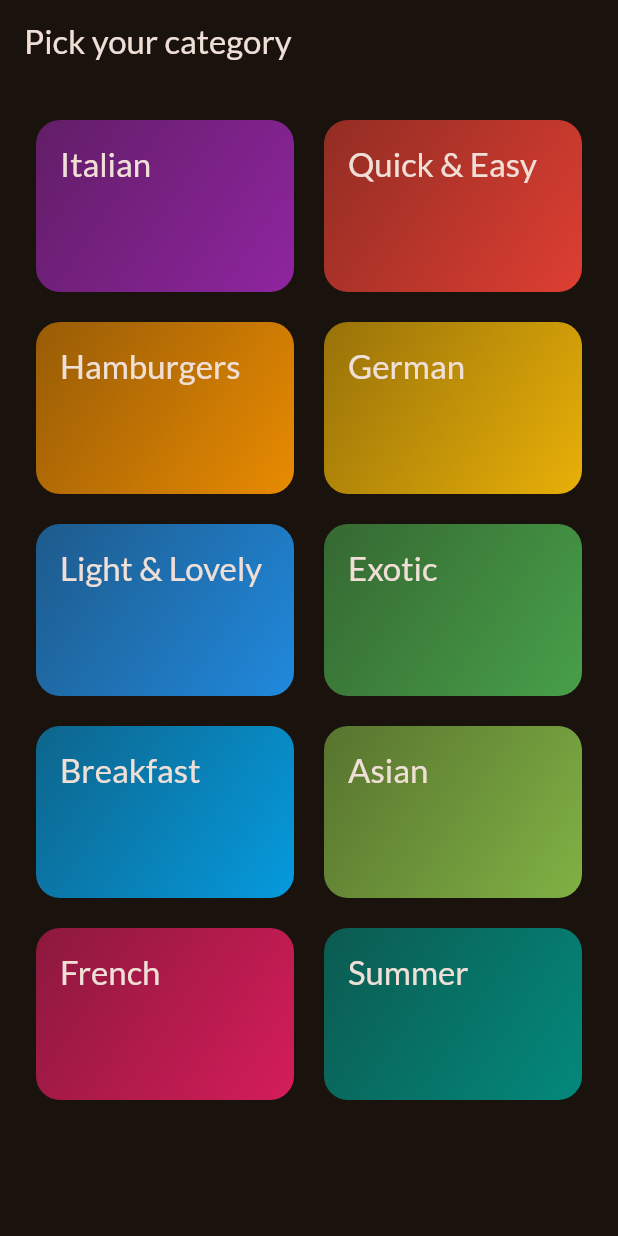
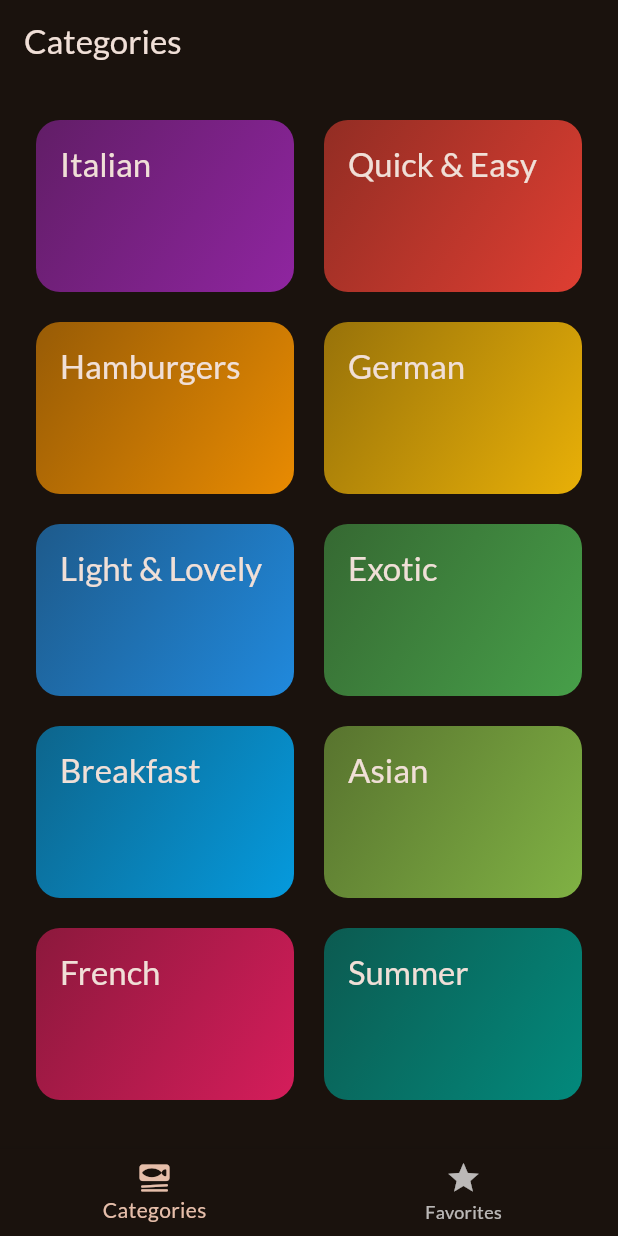
Before and after one commit to IanMabans/meals_app, a Flutter app: the screen it shows after launch, on a phone screen of 412 x 824 dp. Run offline on Flutter 3.47's test engine with Material 2 defaults, Android fonts, the phone set to English and light mode, and no system bars; our stand-ins replace google_fonts, transparent_image.

Commit message:
Adding tab based navigation

```diff
--- a/lib/main.dart
+++ b/lib/main.dart
@@ -1,8 +1,6 @@
 import 'package:flutter/material.dart';
 import 'package:google_fonts/google_fonts.dart';
-import 'package:meals/data/dummy_data.dart';
-import 'package:meals/screens/categories.dart';
-import 'package:meals/screens/meals.dart';
+import 'package:meals/screens/tabs.dart';
 
 final theme = ThemeData(
   useMaterial3: true,
@@ -25,7 +23,7 @@ class App extends StatelessWidget {
     return MaterialApp(
       debugShowCheckedModeBanner: false,
         theme: theme,
-        home:const CategoriesScreen()// Todo ...,
+        home:const TabScreen()// Todo ...,
     );
   }
 }
--- a/lib/screens/categories.dart
+++ b/lib/screens/categories.dart
@@ -4,9 +4,11 @@ import 'package:meals/screens/meals.dart';
 import 'package:meals/widgets/category_grid_item.dart';
 
 import '../models/category.dart';
+import '../models/meal.dart';
 
 class CategoriesScreen extends StatelessWidget {
-  const CategoriesScreen({Key? key}) : super(key: key);
+  const CategoriesScreen({Key? key,required this.onToggleFavorite}) : super(key: key);
+  final void Function(Meal meal) onToggleFavorite;
 
   void _selectCategory(BuildContext context, Category category) {
     final filteredMeals = dummyMeals
@@ -19,6 +21,7 @@ class CategoriesScreen extends StatelessWidget {
         builder: (context) => MealsScreen(
           title: category.title,
           meals: filteredMeals,
+          onToggleFavorite: onToggleFavorite,
           onSelectMeal: (meal) {},
         ),
       ),
@@ -27,11 +30,7 @@ class CategoriesScreen extends StatelessWidget {
 
   @override
   Widget build(BuildContext context) {
-    return Scaffold(
-      appBar: AppBar(
-        title: const Text('Pick your category'),
-      ),
-      body: GridView(
+    return  GridView(
         padding: const EdgeInsets.all(24),
         gridDelegate: const SliverGridDelegateWithFixedCrossAxisCount(
           crossAxisCount: 2,
@@ -48,7 +47,6 @@ class CategoriesScreen extends StatelessWidget {
               },
             )
         ],
-      ),
     );
   }
 }
--- /dev/null
+++ b/lib/screens/tabs.dart
@@ -0,0 +1,79 @@
+import 'package:flutter/material.dart';
+import 'package:meals/screens/categories.dart';
+import 'package:meals/screens/meals.dart';
+
+import '../models/meal.dart';
+
+class TabScreen extends StatefulWidget {
+  const TabScreen({Key? key}) : super(key: key);
+
+  @override
+  State<TabScreen> createState() => _TabScreenState();
+}
+
+class _TabScreenState extends State<TabScreen> {
+  int _selectedPageIndex = 0;
+  final List<Meal> _favoriteMeals = [];
+
+  void _showInfoMessage(String message) {
+    ScaffoldMessenger.of(context).clearSnackBars();
+    ScaffoldMessenger.of(context).showSnackBar(
+      SnackBar(
+        content: Text(message),
+      ),
+    );
+  }
+
+  void _toggleMealFavoriteStatus(Meal meal) {
+    final isExisting = _favoriteMeals.contains(meal);
+    if (isExisting) {
+      setState(() {
+        _favoriteMeals.remove(meal);
+      });
+      _showInfoMessage('Meal is removed from favorites');
+    } else {
+      setState(() {
+        _favoriteMeals.add(meal);
+        _showInfoMessage('Meal is added to favorites');
+      });
+    }
+  }
+
+  void _selectPage(int index) {
+    setState(() {
+      _selectedPageIndex = index;
+    });
+  }
+
+  @override
+  Widget build(BuildContext context) {
+    Widget activePage = CategoriesScreen(
+      onToggleFavorite: _toggleMealFavoriteStatus,
+    );
+    var activePageTitle = 'Categories';
+
+    if (_selectedPageIndex == 1) {
+      activePage = MealsScreen(
+        meals: _favoriteMeals,
+        onToggleFavorite: _toggleMealFavoriteStatus,
+        onSelectMeal: (Meal) {},
+      );
+      activePageTitle = 'Your Favorite';
+    }
+
+    return Scaffold(
+      appBar: AppBar(
+        title: Text(activePageTitle),
+      ),
+      body: activePage,
+      bottomNavigationBar: BottomNavigationBar(
+          currentIndex: _selectedPageIndex,
+          onTap: _selectPage,
+          items: const [
+            BottomNavigationBarItem(
+                icon: Icon(Icons.set_meal_rounded), label: 'Categories'),
+            BottomNavigationBarItem(icon: Icon(Icons.star), label: 'Favorites'),
+          ]),
+    );
+  }
+}
```
Also changed, not shown: lib/screens/meal_details.dart (+7 -1 lines), lib/screens/meals.dart (+24 -11 lines).
